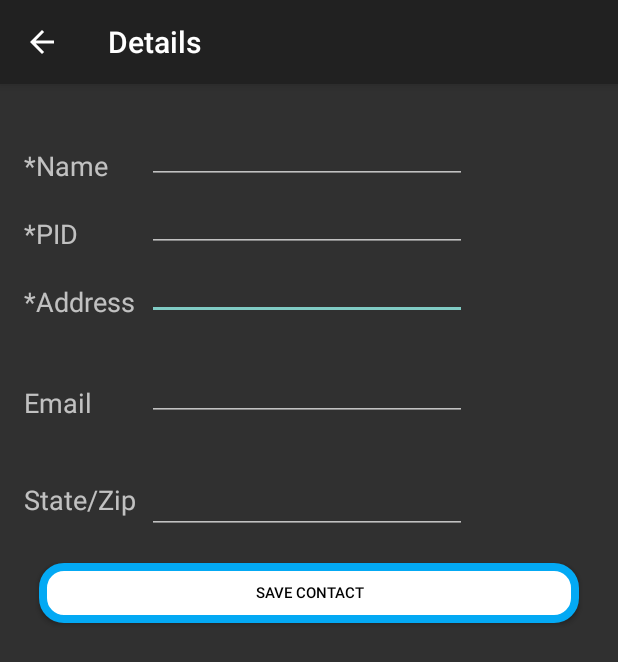
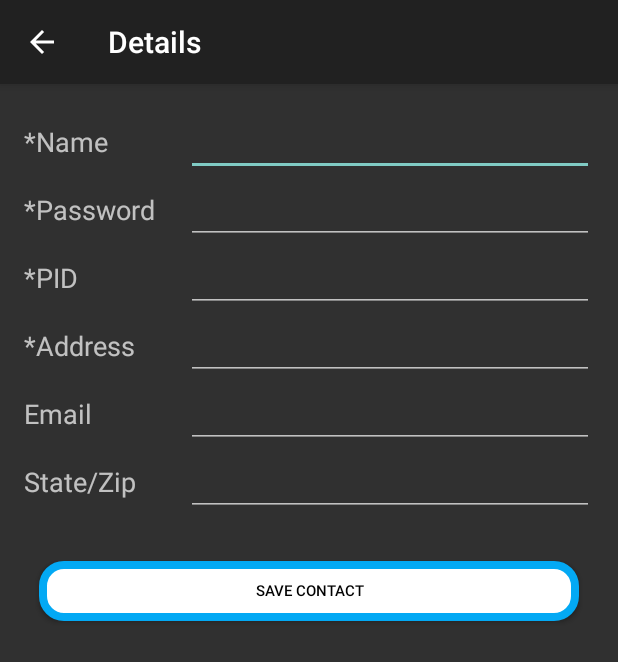
Before and after one commit to juberrahman/SCCHealth_v2.0, an Android app: the DisplayContact screen opened directly, with no data from a screen before it, on a phone screen of 412 x 824 dp. Shown: the top 662 px of the screen. Run offline under Robolectric (Android 15) with nearby library versions, the phone set to English and light mode, and no system bars.

Commit message:
Version2.1

```diff
--- a/app/src/main/java/nsf/esarplab/scchealth/DisplayContact.java
+++ b/app/src/main/java/nsf/esarplab/scchealth/DisplayContact.java
@@ -13,6 +13,7 @@ import android.view.Menu;
 import android.view.MenuItem;
 import android.view.View;
 import android.widget.Button;
+import android.widget.EditText;
 import android.widget.TextView;
 import android.widget.Toast;
 
@@ -27,13 +28,19 @@ public class DisplayContact extends AppCompatActivity {
 
     int from_Where_I_Am_Coming = 0;
     private ProfileDbHelper mydb ;
+    EditText editTextUserName,editTextPassword,editTextConfirmPassword;
+    Button btnCreateAccount;
+    private ProfileDbHelper profileDB ;
+    private Cursor c;
+    private boolean valid;
 
+    LoginDataBaseAdapter loginDataBaseAdapter;
     TextView name ;
 
     TextView email;
     TextView street;
     TextView place;
-    TextView phone;
+    TextView pID;
     int id_To_Update = 0;
     static final int READ_BLOCK_SIZE = 100;
 
@@ -51,9 +58,18 @@ public class DisplayContact extends AppCompatActivity {
         street = (TextView) findViewById(R.id.editTextStreet);
         email = (TextView) findViewById(R.id.editTextEmail);
         place = (TextView) findViewById(R.id.editTextCity);
-        phone = (TextView) findViewById(R.id.editTextPhone);
+        pID = (TextView) findViewById(R.id.editTextPID);
 
-// display contact
+        // get Instance  of Database Adapter
+        loginDataBaseAdapter=new LoginDataBaseAdapter(this);
+        loginDataBaseAdapter=loginDataBaseAdapter.open();
+
+        // Get References of Views
+        editTextUserName = (EditText) findViewById(R.id.editTextName);
+        editTextPassword = (EditText) findViewById(R.id.editTextPassword);
+        //editTextConfirmPassword = (EditText) findViewById(R.id.editTextConfirmPassword);
+
+        // display contact
 
         mydb = new ProfileDbHelper(this);
 
@@ -100,9 +116,9 @@ public class DisplayContact extends AppCompatActivity {
                 place.setFocusable(false);
                 place.setClickable(false);
 
-                phone.setText((CharSequence)phon);
-                phone.setFocusable(false);
-                phone.setClickable(false);
+                pID.setText((CharSequence)phon);
+                pID.setFocusable(false);
+                pID.setClickable(false);
             }
         }
 
@@ -174,9 +190,9 @@ public class DisplayContact extends AppCompatActivity {
                 place.setFocusableInTouchMode(true);
                 place.setClickable(true);
 
-                phone.setEnabled(true);
-                phone.setFocusableInTouchMode(true);
-                phone.setClickable(true);
+                pID.setEnabled(true);
+                pID.setFocusableInTouchMode(true);
+                pID.setClickable(true);
 
                 return true;
             case R.id.Delete_Contact:
@@ -223,7 +239,7 @@ public class DisplayContact extends AppCompatActivity {
         }
 
         // check information validity
-        if((name.getText().toString().trim().length() == 0)||(phone.getText().toString().trim().length() == 0)||(street.getText().toString().trim().length() == 0))
+        if((name.getText().toString().trim().length() == 0)||(pID.getText().toString().trim().length() == 0)||(street.getText().toString().trim().length() == 0))
         {
             Toast.makeText(getApplicationContext(), "* Fields Can't be empty", Toast.LENGTH_SHORT).show();
         }
@@ -239,7 +255,7 @@ public class DisplayContact extends AppCompatActivity {
                 int Value = extras.getInt("id");
                 if (Value > 0) {
                     if (mydb.updateContact(id_To_Update, name.getText().toString(),
-                            phone.getText().toString(), email.getText().toString(),
+                            pID.getText().toString(), email.getText().toString(),
                             street.getText().toString(), place.getText().toString())) {
                         Toast.makeText(getApplicationContext(), "Updated", Toast.LENGTH_SHORT).show();
                         Intent intent = new Intent(getApplicationContext(), ProfileActivity.class);
@@ -248,11 +264,14 @@ public class DisplayContact extends AppCompatActivity {
                         Toast.makeText(getApplicationContext(), "not Updated", Toast.LENGTH_SHORT).show();
                     }
                 } else {
-                    if (mydb.insertContact(name.getText().toString(), phone.getText().toString(),
+                    if (mydb.insertContact(name.getText().toString(), pID.getText().toString(),
                             email.getText().toString(), street.getText().toString(),
                             place.getText().toString())) {
-                        Toast.makeText(getApplicationContext(), "done",
-                                Toast.LENGTH_SHORT).show();
+                        String userName=editTextUserName.getText().toString().trim();
+                        String password=editTextPassword.getText().toString().trim();
+                        loginDataBaseAdapter.deleteEntry(userName);
+                        loginDataBaseAdapter.insertEntry(userName, password);
+                        Toast.makeText(getApplicationContext(), "Account Successfully Created ", Toast.LENGTH_SHORT).show();
                     } else {
                         Toast.makeText(getApplicationContext(), "not done",
                                 Toast.LENGTH_SHORT).show();
--- a/app/src/main/java/nsf/esarplab/scchealth/GeneralSettingsActivity.java
+++ b/app/src/main/java/nsf/esarplab/scchealth/GeneralSettingsActivity.java
@@ -69,7 +69,7 @@ public class GeneralSettingsActivity extends AppCompatActivity {
             }
         });
 
-        // Find the View that shows the profile category
+        /*// Find the View that shows the profile category
         TextView newuser = (TextView) findViewById(R.id.useraccount);
 
         // Set a click listener on that View
@@ -84,7 +84,7 @@ public class GeneralSettingsActivity extends AppCompatActivity {
                 startActivity(newuserIntent);
 
             }
-        });
+        });*/
 
         // Find the View that shows the permission category
         TextView permission = (TextView) findViewById(R.id.permission);
--- a/app/src/main/java/nsf/esarplab/scchealth/SignupActivity.java
+++ b/app/src/main/java/nsf/esarplab/scchealth/SignupActivity.java
@@ -37,7 +37,7 @@ public class SignupActivity extends Activity {
         loginDataBaseAdapter=new LoginDataBaseAdapter(this);
         loginDataBaseAdapter=loginDataBaseAdapter.open();
 
-        // Get Refferences of Views
+        // Get References of Views
         editTextUserName = (EditText) findViewById(R.id.editTextUserName);
         editTextPassword = (EditText) findViewById(R.id.editTextPassword);
         editTextConfirmPassword = (EditText) findViewById(R.id.editTextConfirmPassword);
--- a/app/src/main/res/layout/activity_display_contact.xml
+++ b/app/src/main/res/layout/activity_display_contact.xml
@@ -4,127 +4,159 @@
     android:id="@+id/scrollView1"
     android:layout_width="match_parent"
     android:layout_height="wrap_content"
-    tools:context=".DisplayContact" >
+    tools:context=".DisplayContact">
 
-    <RelativeLayout
+    <LinearLayout
         android:layout_width="match_parent"
         android:layout_height="370dp"
+        android:orientation="vertical"
         android:paddingBottom="@dimen/activity_vertical_margin"
         android:paddingLeft="@dimen/activity_horizontal_margin"
         android:paddingRight="@dimen/activity_horizontal_margin"
         android:paddingTop="@dimen/activity_vertical_margin">
 
+        <LinearLayout
+            android:layout_width="match_parent"
+            android:layout_height="wrap_content"
+            android:orientation="horizontal">
+
+            <TextView
+                android:id="@+id/textView1"
+                android:layout_width="0dp"
+                android:layout_height="wrap_content"
+                android:layout_weight="2"
+                android:text="@string/name"
+                android:textAppearance="?android:attr/textAppearanceMedium" />
+
             <EditText
                 android:id="@+id/editTextName"
-            android:layout_width="wrap_content"
+                android:layout_width="0dp"
                 android:layout_height="wrap_content"
-            android:layout_alignParentLeft="true"
-            android:layout_marginTop="5dp"
-            android:layout_marginLeft="82dp"
+                android:layout_weight="5"
                 android:ems="10"
-            android:inputType="text" >
-        </EditText>
-
-        <EditText
-            android:id="@+id/editTextPhone"
-            android:layout_width="wrap_content"
-            android:layout_height="wrap_content"
-            android:layout_alignLeft="@+id/editTextStreet"
-            android:layout_below="@+id/editTextName"
-            android:ems="10"
-            android:inputType="phone|text" />
-
-        <EditText
-            android:id="@+id/editTextStreet"
-            android:layout_width="wrap_content"
-            android:layout_height="wrap_content"
-            android:layout_alignLeft="@+id/editTextName"
-            android:layout_below="@+id/editTextPhone"
-            android:ems="10"
-            android:inputType="text" >
+                android:inputType="text">
 
                 <requestFocus />
             </EditText>
+        </LinearLayout>
+
+        <LinearLayout
+            android:layout_width="match_parent"
+            android:layout_height="wrap_content">
+
+            <TextView
+                android:layout_width="0dp"
+                android:layout_height="wrap_content"
+                android:layout_weight="2"
+                android:text="*Password"
+                android:textAppearance="?android:attr/textAppearanceMedium" />
 
             <EditText
-            android:id="@+id/editTextEmail"
-            android:layout_width="wrap_content"
+                android:id="@+id/editTextPassword"
+                android:layout_width="0dp"
                 android:layout_height="wrap_content"
-            android:layout_alignLeft="@+id/editTextStreet"
-            android:layout_below="@+id/editTextStreet"
-            android:layout_marginTop="22dp"
-            android:ems="10"
-            android:inputType="textEmailAddress" />
+                android:layout_weight="5"
+                android:inputType="textPassword" />
+        </LinearLayout>
+
+        <LinearLayout
+            android:layout_width="match_parent"
+            android:layout_height="wrap_content"
+            android:orientation="horizontal">
+
+            <TextView
+                android:id="@+id/textView5"
+                android:layout_width="0dp"
+                android:layout_height="wrap_content"
+                android:layout_weight="2"
+                android:text="@string/phone"
+                android:textAppearance="?android:attr/textAppearanceMedium" />
 
             <EditText
-            android:id="@+id/editTextCity"
-            android:layout_width="wrap_content"
+                android:id="@+id/editTextPID"
+                android:layout_width="0dp"
                 android:layout_height="wrap_content"
-            android:layout_alignRight="@+id/editTextName"
-            android:layout_below="@+id/editTextEmail"
-            android:layout_marginTop="30dp"
+                android:layout_weight="5"
                 android:ems="10"
                 android:inputType="text" />
 
-        <TextView
-            android:id="@+id/textView1"
-            android:layout_width="wrap_content"
+        </LinearLayout>
+
+        <LinearLayout
+            android:layout_width="match_parent"
             android:layout_height="wrap_content"
-            android:layout_alignBottom="@+id/editTextName"
-            android:layout_alignParentLeft="true"
-            android:text="@string/name"
-            android:textAppearance="?android:attr/textAppearanceMedium" />
-
-
-
-        <TextView
-            android:id="@+id/textView2"
-            android:layout_width="wrap_content"
-            android:layout_height="wrap_content"
-            android:layout_alignBottom="@+id/editTextEmail"
-            android:layout_alignLeft="@+id/textView1"
-            android:text="@string/email"
-            android:textAppearance="?android:attr/textAppearanceMedium" />
-
-        <TextView
-            android:id="@+id/textView5"
-            android:layout_width="wrap_content"
-            android:layout_height="wrap_content"
-            android:layout_alignBottom="@+id/editTextPhone"
-            android:layout_alignLeft="@+id/textView1"
-            android:text="@string/phone"
-            android:textAppearance="?android:attr/textAppearanceMedium" />
+            android:orientation="horizontal">
 
             <TextView
                 android:id="@+id/textView4"
-            android:layout_width="wrap_content"
+                android:layout_width="0dp"
                 android:layout_height="wrap_content"
-            android:layout_above="@+id/editTextEmail"
-            android:layout_alignLeft="@+id/textView5"
+                android:layout_weight="2"
                 android:text="@string/street"
                 android:textAppearance="?android:attr/textAppearanceMedium" />
 
 
+            <EditText
+                android:id="@+id/editTextStreet"
+                android:layout_width="0dp"
+                android:layout_height="wrap_content"
+                android:layout_weight="5"
+                android:ems="10"
+                android:inputType="text">
 
-        <TextView
-            android:id="@+id/textView3"
-            android:layout_width="wrap_content"
-            android:layout_height="wrap_content"
-            android:layout_alignBaseline="@+id/editTextCity"
-            android:layout_alignBottom="@+id/editTextCity"
-            android:layout_alignParentLeft="true"
-            android:layout_toLeftOf="@+id/editTextEmail"
-            android:text="@string/country"
-            android:textAppearance="?android:attr/textAppearanceMedium" />
+            </EditText>
 
-
-
-
+        </LinearLayout>
 
         <LinearLayout
             android:layout_width="match_parent"
             android:layout_height="wrap_content"
-            android:layout_below="@+id/textView3"
+            android:orientation="horizontal">
+
+            <TextView
+                android:id="@+id/textView2"
+                android:layout_width="0dp"
+                android:layout_height="wrap_content"
+                android:layout_weight="2"
+                android:text="@string/email"
+                android:textAppearance="?android:attr/textAppearanceMedium" />
+
+            <EditText
+                android:id="@+id/editTextEmail"
+                android:layout_width="0dp"
+                android:layout_height="wrap_content"
+                android:layout_weight="5"
+                android:ems="10"
+                android:inputType="textEmailAddress" />
+
+
+        </LinearLayout>
+
+        <LinearLayout
+            android:layout_width="match_parent"
+            android:layout_height="wrap_content"
+            android:orientation="horizontal">
+
+            <TextView
+                android:id="@+id/textView3"
+                android:layout_width="0dp"
+                android:layout_height="wrap_content"
+                android:layout_weight="2"
+                android:text="@string/country"
+                android:textAppearance="?android:attr/textAppearanceMedium" />
+
+            <EditText
+                android:id="@+id/editTextCity"
+                android:layout_width="0dp"
+                android:layout_height="wrap_content"
+                android:layout_weight="5"
+                android:ems="10"
+                android:inputType="text" />
+        </LinearLayout>
+
+        <LinearLayout
+            android:layout_width="match_parent"
+            android:layout_height="wrap_content"
             android:layout_marginTop="20dp">
 
             <Button
@@ -132,12 +164,12 @@
                 android:layout_width="0dp"
                 android:layout_height="40dp"
                 android:layout_margin="10dp"
-                android:textSize="10sp"
                 android:layout_weight="1"
                 android:background="@drawable/gradient"
                 android:onClick="run"
+                android:text="@string/save"
                 android:textColor="#000000"
-                android:text="@string/save" />
+                android:textSize="10sp" />
 
             <Button
                 android:id="@+id/button2"
@@ -145,13 +177,13 @@
                 android:layout_height="40dp"
                 android:layout_margin="10dp"
                 android:layout_weight="1"
-                android:textSize="10sp"
                 android:background="@drawable/gradient"
                 android:onClick="WriteBtn"
+                android:shape="oval"
                 android:text="Activate"
-                android:visibility="gone"
                 android:textColor="#000000"
-                android:shape="oval" />
+                android:textSize="10sp"
+                android:visibility="gone" />
 
             <!-- <ImageButton
                  android:id="@+id/button3"
@@ -163,5 +195,5 @@
 
         </LinearLayout>
 
-    </RelativeLayout>
+    </LinearLayout>
 </ScrollView>
--- a/app/src/main/res/layout/activity_general_settings.xml
+++ b/app/src/main/res/layout/activity_general_settings.xml
@@ -11,7 +11,7 @@
     android:paddingTop="@dimen/activity_vertical_margin"
     android:background="@drawable/round_corner"
     android:orientation="vertical"
-    tools:context="app.esarp.SCC_Health.GeneralSettingsActivity">
+    tools:context="nsf.esarplab.scchealth.GeneralSettingsActivity">
 
     <TextView
         android:id="@+id/permission"
@@ -32,14 +32,14 @@
         android:textAlignment="center"
         android:background="@drawable/button"
         android:text="@string/category_profile" />
-    <TextView
+   <!-- <TextView
         android:id="@+id/useraccount"
         style="@style/CategoryStyle"
         android:layout_margin="16dp"
         android:layout_height="70dp"
         android:textAlignment="center"
         android:background="@drawable/button"
-        android:text=" Create User Password" />
+        android:text=" Create User Password" />-->
 
     <TextView
         android:id="@+id/bluetooth"
--- a/app/src/main/res/layout/activity_signup.xml
+++ b/app/src/main/res/layout/activity_signup.xml
@@ -5,7 +5,7 @@
     android:layout_width="match_parent"
     android:layout_height="match_parent"
     android:fitsSystemWindows="true"
-    tools:context="app.esarp.SCC_Health.SignupActivity">
+    tools:context="nsf.esarplab.scchealth.SignupActivity">
     <LinearLayout
         android:orientation="vertical"
         android:layout_width="match_parent"
--- a/app/src/main/res/layout/fragment_helpdesk.xml
+++ b/app/src/main/res/layout/fragment_helpdesk.xml
@@ -2,7 +2,7 @@
     xmlns:tools="http://schemas.android.com/tools"
     android:layout_width="match_parent"
     android:layout_height="match_parent"
-    tools:context="app.esarp.SCC_Health.HelpdeskFragment">
+    tools:context="nsf.esarplab.scchealth.HelpdeskFragment">
 
     <!-- TODO: Update blank fragment layout -->
     <LinearLayout
@@ -13,7 +13,7 @@
             android:layout_width="match_parent"
             android:layout_height="wrap_content"
             android:padding="30dp"
-            android:text="Contact:\n\nBashir I. Morshed, Ph.D.\nAssistant Professor\nElectrical and Computer Engineering\nThe University of Memphis\nEmail: bmorshed@memphis.edu\nPhone: 901.6780.3650"/>
+            android:text="Contact for technical issues:\n\nBashir I. Morshed, Ph.D.\nAssistant Professor\nElectrical and Computer Engineering\nThe University of Memphis\nEmail: bmorshed@memphis.edu\nPhone: 901.6780.3650"/>
 
     </LinearLayout>
 
```
Also changed, not shown: app/src/main/java/nsf/esarplab/scchealth/ProfileActivity.java (+16 -0 lines), app/src/main/java/nsf/esarplab/scchealth/oneStopService.java (+62 -21 lines), app/src/main/res/layout/activity_one_stop_service.xml (+17 -17 lines), app/src/main/res/layout/activity_profile.xml (+17 -2 lines). Lines whose indentation alone changed are shown as unchanged.
